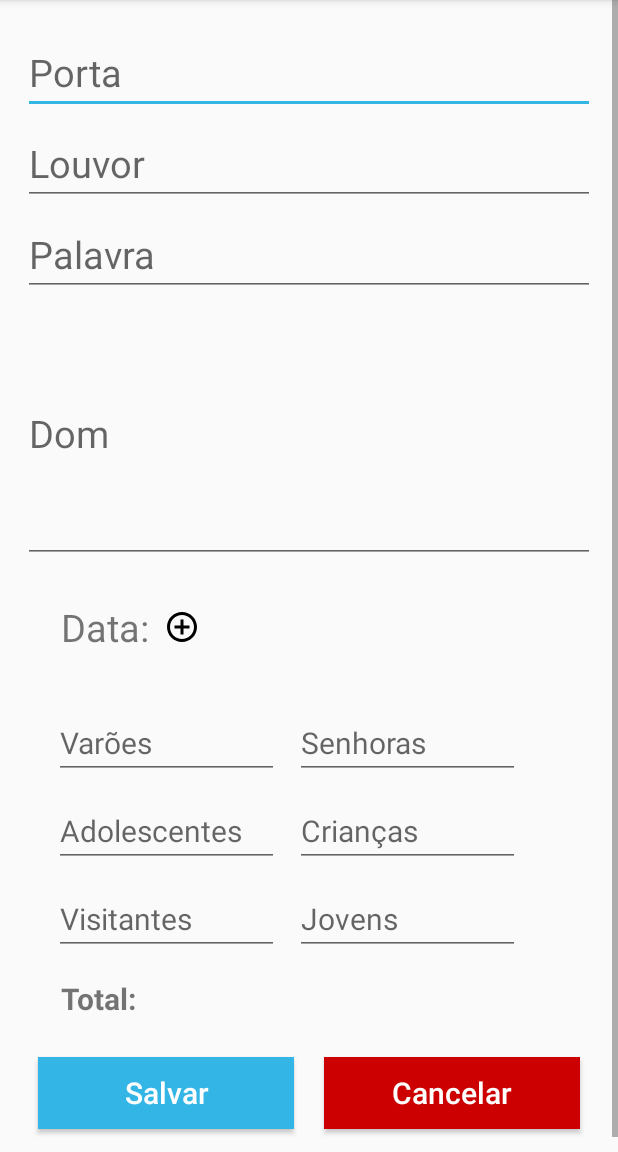
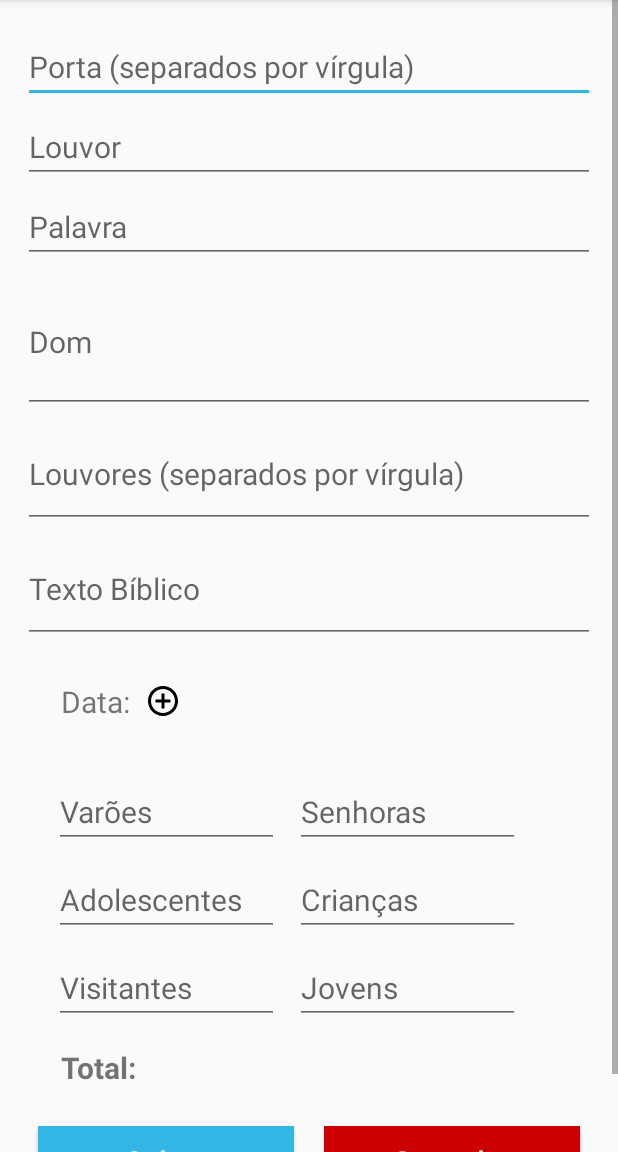
Before and after one commit to luucasAlbuq/censo-icm, an Android app: the CadastroActivity screen opened directly, with no data from a screen before it, on a phone screen of 412 x 824 dp, the part 84-1236 px from its top. Run offline under Robolectric (Android 15) with nearby library versions, the phone set to English and light mode, and no system bars; our stand-ins replace Firebase (no records; nobody signed in at launch, a user with empty details on screens opened directly).

Commit message:
DONE: Cadastro e validacao de cadastro

```diff
--- a/app/src/main/java/icm/censo/a3_code/com/censoicm/CadastroActivity.java
+++ b/app/src/main/java/icm/censo/a3_code/com/censoicm/CadastroActivity.java
@@ -27,7 +27,6 @@ import java.util.Date;
 import java.util.Locale;
 
 import controller.CensoController;
-import dao.CensoDAO;
 import dao.CensoDAOImpl;
 import model.Censo;
 
@@ -47,7 +46,7 @@ public class CadastroActivity extends AppCompatActivity {
     //Campos de frequencia
     private EditText varoesField, senhorasField, jovensField, adolescentesField, criancasField, visitantesField;
     //Campos de informacoes textuais
-    private EditText portaField, palavraField, louvorField, domField;
+    private EditText portaField, palavraField, louvorField, domField, louvoresField, textoBiblicoField;
 
     private Button botaoSalvar, botaoCancelar;
 
@@ -210,13 +209,17 @@ public class CadastroActivity extends AppCompatActivity {
 
         String palavra = palavraField.getText().toString();
         String louvor = louvorField.getText().toString();
+        String textoBiblico = textoBiblicoField.getText().toString();
         String dom = domField.getText().toString();
-        String[] porta = portaField.getText().toString().split(" ");
+        String[] porta = portaField.getText().toString().split(",");
+        String[] louvores = louvoresField.getText().toString().trim().split(",");
 
         censo.setObreiroPalavra(palavra);
         censo.setObreiroLouvor(louvor);
         censo.setDom(dom);
         censo.setObreirosPorta(Arrays.asList(porta));
+        censo.setLouvores(Arrays.asList(louvores));
+        censo.setTextoBiblico(textoBiblico);
 
         if (dataCadastro == null) {
             DateFormat dateFormat = new SimpleDateFormat("dd/MM/yyyy");
@@ -302,7 +305,6 @@ public class CadastroActivity extends AppCompatActivity {
         } catch (Exception e) {
             Toast.makeText(getApplicationContext(), e.getMessage(), Toast.LENGTH_SHORT).show();
         }
-
     }
 
     @Override
@@ -322,6 +324,8 @@ public class CadastroActivity extends AppCompatActivity {
         portaField = (EditText) findViewById(R.id.porta);
         palavraField = (EditText) findViewById(R.id.palavra);
         louvorField = (EditText) findViewById(R.id.louvor);
+        louvoresField = (EditText) findViewById(R.id.louvores);
+        textoBiblicoField = (EditText) findViewById(R.id.textoBiblico);
         domField = (EditText) findViewById(R.id.dom);
         botaoSalvar = (Button) findViewById(R.id.salvarCadastro);
         botaoCancelar = (Button) findViewById(R.id.cancelarCadastro);
--- a/app/src/main/java/validator/CensoValidatorImpl.java
+++ b/app/src/main/java/validator/CensoValidatorImpl.java
@@ -12,7 +12,7 @@ public class CensoValidatorImpl implements CensoValidator {
 
     //Verifica se uma string possui apenas letras
     private boolean isAlpth(String name){
-        return name.matches("[a-zA-Z]+");
+        return name.trim().matches("[a-zA-Z]+");
     }
 
     @Override
@@ -33,7 +33,9 @@ public class CensoValidatorImpl implements CensoValidator {
         }
 
         for(String porta: censo.getObreirosPorta()){
-            if(!isAlpth(porta)) return false;
+            if(!isAlpth(porta)){
+                return false;
+            }
         }
 
         return isValid;
--- a/app/src/main/res/layout/activity_cadastro.xml
+++ b/app/src/main/res/layout/activity_cadastro.xml
@@ -22,10 +22,10 @@
                 android:layout_height="wrap_content"
                 android:layout_weight="1"
                 android:ems="10"
-                android:hint="Porta"
+                android:hint="Porta (separados por vírgula)"
                 android:inputType="textPersonName"
                 android:paddingTop="15dp"
-                android:textSize="25dp"></EditText>
+                android:textSize="20dp"></EditText>
 
             <EditText
                 android:id="@+id/louvor"
@@ -36,7 +36,7 @@
                 android:hint="Louvor"
                 android:inputType="textPersonName"
                 android:paddingTop="15dp"
-                android:textSize="25dp"></EditText>
+                android:textSize="20dp"></EditText>
 
             <EditText
                 android:id="@+id/palavra"
@@ -47,7 +47,7 @@
                 android:hint="Palavra"
                 android:inputType="textPersonName"
                 android:paddingTop="15dp"
-                android:textSize="25dp"></EditText>
+                android:textSize="20dp"></EditText>
 
             <EditText
                 android:id="@+id/dom"
@@ -57,9 +57,33 @@
                 android:ems="10"
                 android:hint="Dom"
                 android:inputType="textMultiLine"
-                android:lines="5"
+                android:lines="3"
                 android:paddingTop="15dp"
-                android:textSize="25dp"></EditText>
+                android:textSize="20dp"></EditText>
+
+            <EditText
+                android:id="@+id/louvores"
+                android:layout_width="match_parent"
+                android:layout_height="wrap_content"
+                android:layout_weight="1"
+                android:ems="10"
+                android:hint="Louvores (separados por vírgula)"
+                android:inputType="textMultiLine"
+                android:lines="2"
+                android:paddingTop="15dp"
+                android:textSize="20dp"></EditText>
+
+            <EditText
+                android:id="@+id/textoBiblico"
+                android:layout_width="match_parent"
+                android:layout_height="wrap_content"
+                android:layout_weight="1"
+                android:ems="10"
+                android:hint="Texto Bíblico"
+                android:inputType="textMultiLine"
+                android:lines="2"
+                android:paddingTop="15dp"
+                android:textSize="20dp"></EditText>
 
             <TextView
                 android:id="@+id/data"
@@ -73,7 +97,7 @@
                 android:drawableRight="@drawable/add_icon24dp"
                 android:padding="15dp"
                 android:text="Data:"
-                android:textSize="25dp" />
+                android:textSize="20dp" />
 
             <GridLayout
                 android:layout_width="match_parent"
```
Also changed, not shown: app/src/main/java/model/Censo.java (+25 -2 lines).
